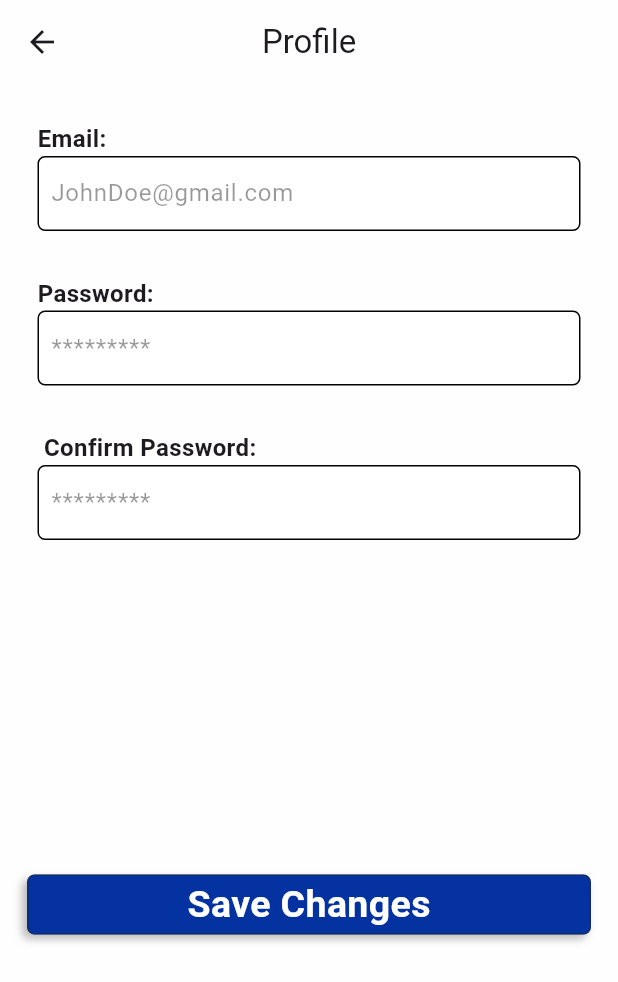
After one commit to KwesiEren/timesheet_project, a Flutter app: the ProfilePage screen opened directly, on a phone screen of 412 x 824 dp. The commit adds this screen. Shown: the top 982 px of the screen. Run offline on Flutter 3.47's test engine with Material 3 defaults, Android fonts, the phone set to English and light mode, and no system bars; our stand-ins replace dio, flutter_map, geolocator, get, latlong2, permission_handler and 2 more; accounts and stored records are empty; network calls fail.

Commit message:
Finished Profile and notificstion settings  screens

```diff
--- a/lib/main.dart
+++ b/lib/main.dart
@@ -1,7 +1,7 @@
 import 'package:flutter/material.dart';
 import 'package:get/route_manager.dart';
 import 'package:permission_handler/permission_handler.dart';
-import 'presentation/pages/splash_page.dart';
+import 'presentation/pages/init_activity/splash_page.dart';
 
 Future<void> main() async {
   WidgetsFlutterBinding.ensureInitialized();
--- /dev/null
+++ b/lib/presentation/pages/drawer_activity/profile_page.dart
@@ -0,0 +1,197 @@
+import 'package:flutter/material.dart';
+import 'package:timesheet_project/shared/components/button_1.dart';
+
+import '../../../shared/theme_control.dart';
+import '../../../shared/validation.dart';
+
+class ProfilePage extends StatefulWidget {
+  const ProfilePage({super.key});
+
+  @override
+  State<ProfilePage> createState() => _ProfilePageState();
+}
+
+class _ProfilePageState extends State<ProfilePage> {
+  final _formKey = GlobalKey<FormState>();
+  String? _username;
+  String? _email;
+  String? _password;
+  String? _cpassword;
+  final valid = ValidationClass();
+
+  @override
+  Widget build(BuildContext context) {
+    var screen = MediaQuery.of(context).size;
+    return Scaffold(
+      appBar: AppBar(
+        backgroundColor: ThemeCtrl.colors.colorbg,
+        centerTitle: true,
+        title: const Text('Profile'),
+      ),
+      body: SafeArea(
+          child: Center(
+        child: Container(
+          padding: const EdgeInsets.all(10),
+          width: screen.width,
+          decoration:
+              //Background Image block:
+              BoxDecoration(color: ThemeCtrl.colors.colorbg),
+          child: Form(
+              key: _formKey,
+              child: ListView(
+                children: [
+                  Container(
+                    padding: const EdgeInsets.all(15),
+                    child: Column(
+                      crossAxisAlignment: CrossAxisAlignment.start,
+                      children: [
+                        const Text(
+                          'Email: ',
+                          style: TextStyle(
+                              fontSize: 16, fontWeight: FontWeight.bold),
+                        ),
+                        Container(
+                          height: 50,
+                          decoration:
+                              //Background Image block:
+                              BoxDecoration(
+                                  borderRadius: BorderRadius.circular(5),
+                                  border:
+                                      Border.all(color: Colors.black, width: 1),
+                                  color:
+                                      const Color.fromARGB(255, 255, 255, 255)),
+                          child: Padding(
+                            padding: const EdgeInsets.only(left: 8),
+                            child: TextFormField(
+                              decoration: const InputDecoration(
+                                  border: InputBorder.none,
+                                  hintText: 'JohnDoe@gmail.com',
+                                  hintStyle: TextStyle(
+                                      color: Color.fromARGB(103, 0, 0, 0))),
+                              validator: (value) {
+                                if (!RegExp(
+                                        r'^[a-zA-Z0-9]+([._]?[a-zA-Z0-9]+)*@[a-zA-Z0-9-]+(\.[a-zA-Z]{2,})+$')
+                                    .hasMatch(value!)) {
+                                  return valid.validateEmail(value);
+                                }
+                                return null;
+                              },
+                              onSaved: (value) {
+                                _email = value!;
+                              },
+                            ),
+                          ),
+                        ),
+                      ],
+                    ),
+                  ),
+                  Container(
+                    padding: const EdgeInsets.all(15),
+                    child: Column(
+                      crossAxisAlignment: CrossAxisAlignment.start,
+                      children: [
+                        const Text(
+                          'Password: ',
+                          style: TextStyle(
+                              fontSize: 16, fontWeight: FontWeight.bold),
+                        ),
+                        Container(
+                          height: 50,
+                          decoration:
+                              //Background Image block:
+                              BoxDecoration(
+                                  borderRadius: BorderRadius.circular(5),
+                                  border: Border.all(
+                                      color: const Color.fromARGB(255, 2, 2, 2),
+                                      width: 1),
+                                  color:
+                                      const Color.fromARGB(255, 255, 255, 255)),
+                          child: Padding(
+                            padding: const EdgeInsets.only(left: 8),
+                            child: TextFormField(
+                              obscureText: true,
+                              obscuringCharacter: '*',
+                              decoration: const InputDecoration(
+                                  border: InputBorder.none,
+                                  hintText: '*********',
+                                  hintStyle: TextStyle(
+                                      color: Color.fromARGB(103, 0, 0, 0))),
+                              validator: (value) {
+                                if (value!.length < 8) {
+                                  return 'Password must be at least 8 characters long.';
+                                }
+                                return null;
+                              },
+                              onSaved: (value) {
+                                _password = value!;
+                              },
+                            ),
+                          ),
+                        ),
+                      ],
+                    ),
+                  ),
+                  Container(
+                    padding: const EdgeInsets.all(15),
+                    child: Column(
+                      crossAxisAlignment: CrossAxisAlignment.start,
+                      children: [
+                        const Text(
+                          ' Confirm Password: ',
+                          style: TextStyle(
+                              fontSize: 16, fontWeight: FontWeight.bold),
+                        ),
+                        Container(
+                          height: 50,
+                          decoration:
+                              //Background Image block:
+                              BoxDecoration(
+                                  borderRadius: BorderRadius.circular(5),
+                                  border: Border.all(
+                                      color: const Color.fromARGB(255, 2, 2, 2),
+                                      width: 1),
+                                  color:
+                                      const Color.fromARGB(255, 255, 255, 255)),
+                          child: Padding(
+                            padding: const EdgeInsets.only(left: 8),
+                            child: TextFormField(
+                              obscureText: true,
+                              obscuringCharacter: '*',
+                              decoration: const InputDecoration(
+                                  border: InputBorder.none,
+                                  hintText: '*********',
+                                  hintStyle: TextStyle(
+                                      color: Color.fromARGB(103, 0, 0, 0))),
+                              validator: (value) {
+                                if (value!.length < 8) {
+                                  return valid.validatePassword(value);
+                                }
+                                if (value != _password) {
+                                  return 'Password does not match!';
+                                }
+                                return null;
+                              },
+                              onSaved: (value) {
+                                _cpassword = value;
+                              },
+                            ),
+                          ),
+                        ),
+                      ],
+                    ),
+                  ),
+                  const SizedBox(height: 200),
+                  GestureDetector(
+                      onTap: () {},
+                      child: ActionButton1(
+                          text: 'Save Changes',
+                          size: 25,
+                          btnColor: ThemeCtrl.colors.color1,
+                          borderRadius: 5))
+                ],
+              )),
+        ),
+      )),
+    );
+  }
+}
--- a/lib/presentation/pages/splash_page.dart
+++ b/lib/presentation/pages/init_activity/splash_page.dart
@@ -3,7 +3,7 @@ import 'dart:async';
 import 'login_page.dart';
 import 'package:get/get.dart';
 import 'package:flutter/material.dart';
-import '../../shared/img_constant.dart';
+import '../../../shared/img_constant.dart';
 
 class SplashPage extends StatefulWidget {
   const SplashPage({super.key});
--- a/lib/presentation/pages/main_activity/home_page.dart
+++ b/lib/presentation/pages/main_activity/home_page.dart
@@ -1,5 +1,7 @@
 import 'package:flutter/material.dart';
 import 'package:get/get.dart';
+import 'package:timesheet_project/presentation/pages/drawer_activity/notificationsettings_page.dart';
+import 'package:timesheet_project/presentation/pages/drawer_activity/profile_page.dart';
 import 'package:timesheet_project/presentation/pages/side_activity/notifications_page.dart';
 import 'package:timesheet_project/presentation/sketchs/testpage.dart';
 
@@ -121,6 +123,7 @@ class _HomePageState extends State<HomePage> {
               title: const Text('Profile'),
               onTap: () {
                 // Handle Profile navigation
+                _toNextScreen(const ProfilePage());
               },
             ),
             SizedBox(height: screen.height * 0.005),
@@ -129,6 +132,7 @@ class _HomePageState extends State<HomePage> {
               title: const Text('Notifications'),
               onTap: () {
                 // Handle Notifications navigation
+                _toNextScreen(const NotificationSettingsPage());
               },
             ),
             SizedBox(height: screen.height * 0.005),
--- a/lib/presentation/pages/side_activity/notifications_page.dart
+++ b/lib/presentation/pages/side_activity/notifications_page.dart
@@ -111,9 +111,11 @@ class _NotificationsPageState extends State<NotificationsPage> {
   Widget build(BuildContext context) {
     return Scaffold(
       appBar: AppBar(
+        backgroundColor: ThemeCtrl.colors.colorbg,
         centerTitle: true,
         title: const Text('Notifications'),
       ),
+      backgroundColor: ThemeCtrl.colors.colorbg,
       body: isLoading
           ? const Center(
               child:
```
Also changed, not shown: lib/presentation/pages/drawer_activity/notificationsettings_page.dart (added, +76 -0 lines), lib/presentation/pages/init_activity/login_page.dart (renamed from lib/presentation/pages/login_page.dart, +6 -6 lines), lib/presentation/pages/init_activity/resetpassword_page.dart (renamed from lib/presentation/pages/resetpassword_page.dart, +4 -4 lines), lib/presentation/pages/main_activity/timecard_page.dart (+29 -4 lines), 1 other file.
